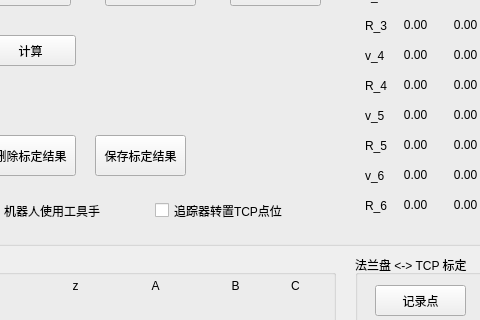
This is src/ui/main_window.ui in h47vagary/vive_robot_calibration as Qt 5 draws it before an edit; both pictures show x 195 to 675 and y 235 to 555 of the 1182 by 775 pixel window. The edited form follows.
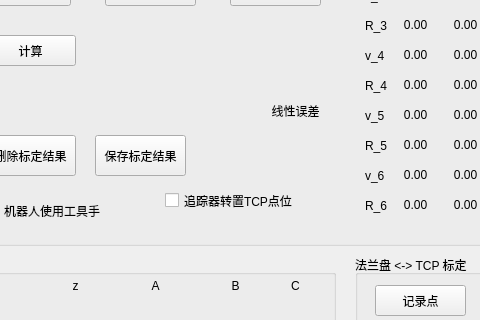
This is the edited form.

Patch:
```diff
--- a/src/ui/main_window.ui
+++ b/src/ui/main_window.ui
@@ -1639,8 +1639,8 @@
     <widget class="QCheckBox" name="checkBox_use_track2tcp">
      <property name="geometry">
       <rect>
-       <x>200</x>
-       <y>410</y>
+       <x>210</x>
+       <y>400</y>
        <width>151</width>
        <height>31</height>
       </rect>
@@ -1649,6 +1649,38 @@
       <string>追踪器转置TCP点位</string>
      </property>
     </widget>
+    <widget class="QLabel" name="label_linear_error_tag">
+     <property name="geometry">
+      <rect>
+       <x>310</x>
+       <y>310</y>
+       <width>61</width>
+       <height>31</height>
+      </rect>
+     </property>
+     <property name="text">
+      <string>线性误差</string>
+     </property>
+     <property name="alignment">
+      <set>Qt::AlignCenter</set>
+     </property>
+    </widget>
+    <widget class="QLabel" name="label_linear_error">
+     <property name="geometry">
+      <rect>
+       <x>310</x>
+       <y>350</y>
+       <width>61</width>
+       <height>31</height>
+      </rect>
+     </property>
+     <property name="text">
+      <string/>
+     </property>
+     <property name="alignment">
+      <set>Qt::AlignCenter</set>
+     </property>
+    </widget>
    </widget>
    <widget class="QPushButton" name="pushButton_start_plackback">
     <property name="geometry">
```
